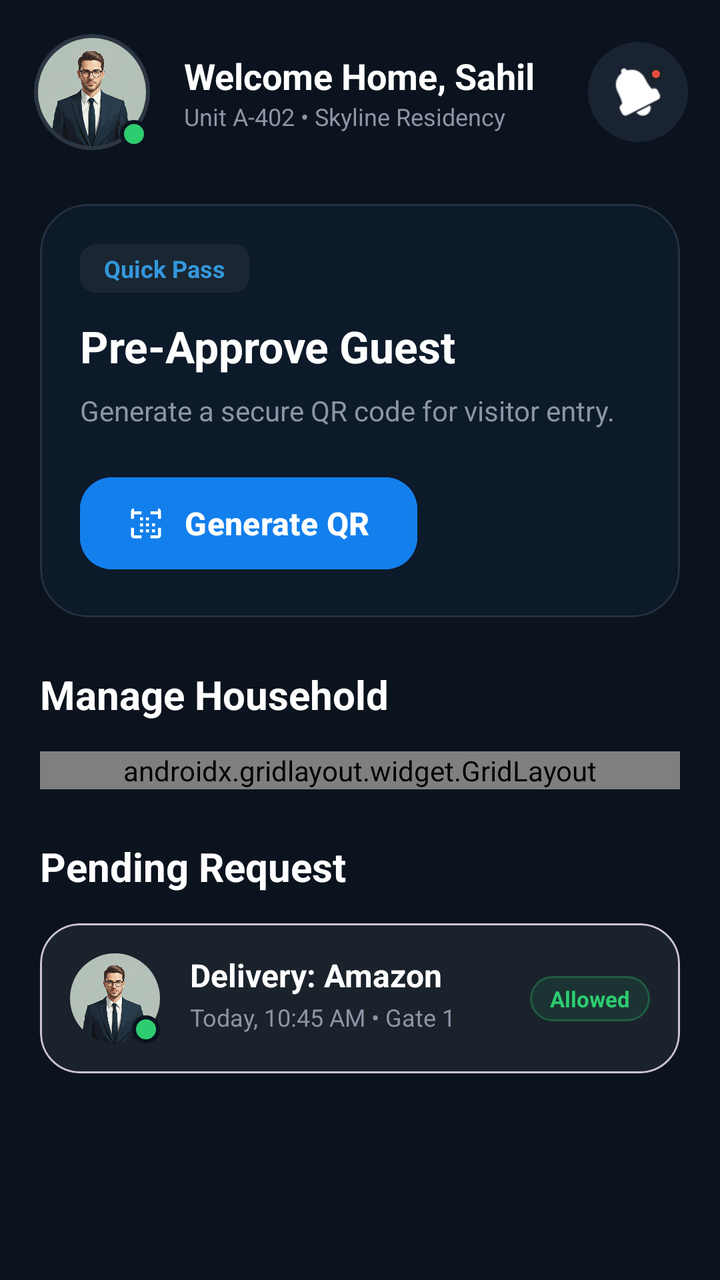
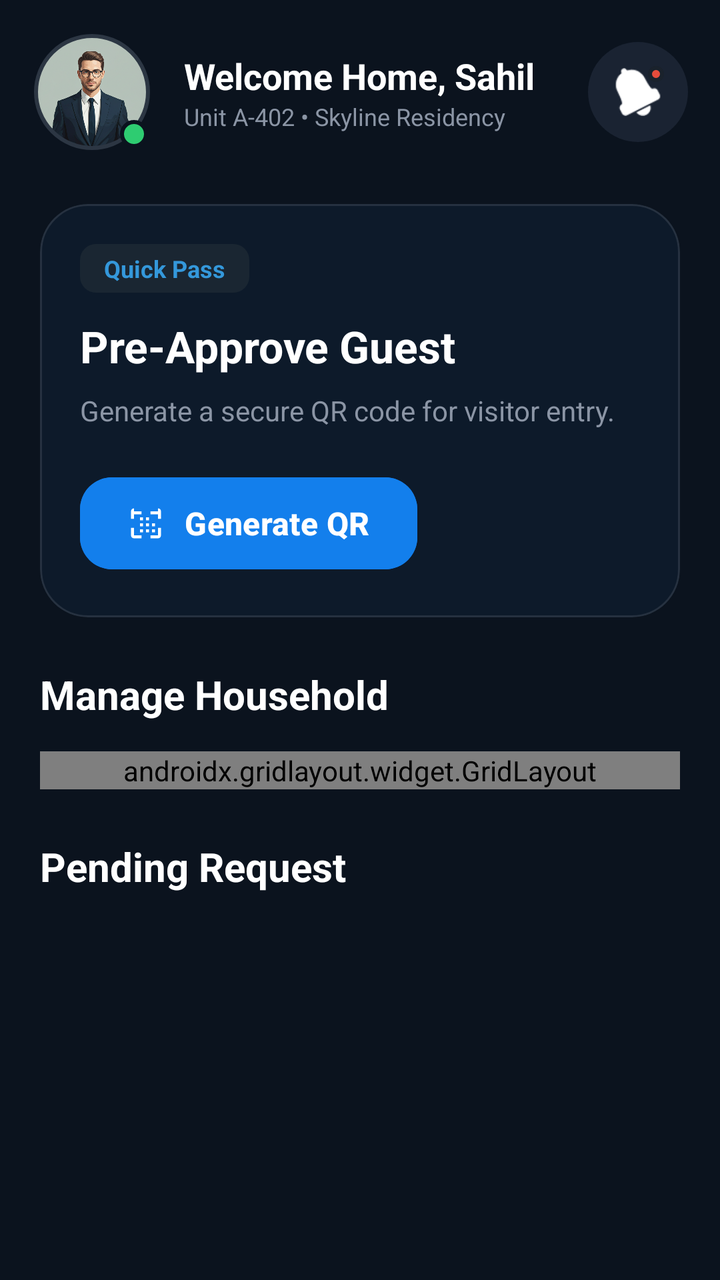

Before-and-after screenshots of an Android layout around one commit, followed by the original layout XML and the change that was made.
<!-- AndroidManifest.xml: application theme Theme.HouseVisitorManagementSystem -->
<!-- res/layout/activity_house_owner_dashboard.xml -->
<?xml version="1.0" encoding="utf-8"?>
<androidx.constraintlayout.widget.ConstraintLayout xmlns:android="http://schemas.android.com/apk/res/android"
    xmlns:app="http://schemas.android.com/apk/res-auto"
    xmlns:tools="http://schemas.android.com/tools"
    android:id="@+id/main"
    android:layout_width="match_parent"
    android:layout_height="match_parent"
    android:background="@color/dark_navy_bg"
    tools:context=".HouseOwnerDashboardActivity">

    <androidx.constraintlayout.widget.ConstraintLayout
        android:id="@+id/appBar"
        android:layout_width="match_parent"
        android:layout_height="wrap_content"
        android:padding="16dp"
        app:layout_constraintTop_toTopOf="parent">

        <FrameLayout
            android:id="@+id/profileContainer"
            android:layout_width="60dp"
            android:layout_height="60dp"
            app:layout_constraintBottom_toBottomOf="parent"
            app:layout_constraintStart_toStartOf="parent"
            app:layout_constraintTop_toTopOf="parent">

            <com.google.android.material.imageview.ShapeableImageView
                android:id="@+id/imgProfile"
                android:layout_width="match_parent"
                android:layout_height="match_parent"
                android:padding="2dp"
                android:src="@drawable/person_image"
                app:shapeAppearanceOverlay="@style/CircleImage"
                app:strokeColor="@color/slate_blue_gray"
                app:strokeWidth="2dp" />

            <View
                android:layout_width="14dp"
                android:layout_height="14dp"
                android:layout_gravity="bottom|end"
                android:layout_marginEnd="2dp"
                android:layout_marginBottom="2dp"
                android:background="@drawable/online_indicator" />
        </FrameLayout>

        <LinearLayout
            android:layout_width="0dp"
            android:layout_height="wrap_content"
            android:layout_marginStart="16dp"
            android:orientation="vertical"
            app:layout_constraintBottom_toBottomOf="@id/profileContainer"
            app:layout_constraintEnd_toStartOf="@id/notificationContainer"
            app:layout_constraintStart_toEndOf="@id/profileContainer"
            app:layout_constraintTop_toTopOf="@id/profileContainer">

            <TextView
                android:layout_width="wrap_content"
                android:layout_height="wrap_content"
                android:text="@string/welcome_back_home"
                android:textColor="@color/white"
                android:textSize="18sp"
                android:textStyle="bold" />

            <TextView
                android:layout_width="wrap_content"
                android:layout_height="wrap_content"
                android:text="@string/owner_unit_info"
                android:textColor="@color/text_grey"
                android:textSize="12sp" />
        </LinearLayout>

        <FrameLayout
            android:id="@+id/notificationContainer"
            android:layout_width="50dp"
            android:layout_height="50dp"
            android:background="@drawable/circle_dark_bg"
            app:layout_constraintBottom_toBottomOf="parent"
            app:layout_constraintEnd_toEndOf="parent"
            app:layout_constraintTop_toTopOf="parent">

            <ImageView
                android:layout_width="24dp"
                android:layout_height="24dp"
                android:layout_gravity="center"
                android:contentDescription="@string/notification"
                android:src="@android:drawable/ic_popup_reminder"
                app:tint="@color/white" />

            <View
                android:layout_width="8dp"
                android:layout_height="8dp"
                android:layout_gravity="top|end"
                android:layout_marginTop="12dp"
                android:layout_marginEnd="12dp"
                android:background="@drawable/notification_dot" />
        </FrameLayout>
    </androidx.constraintlayout.widget.ConstraintLayout>

    <androidx.core.widget.NestedScrollView
        android:layout_width="match_parent"
        android:layout_height="0dp"
        android:clipToPadding="false"
        android:paddingBottom="40dp"
        app:layout_constraintBottom_toBottomOf="parent"
        app:layout_constraintTop_toBottomOf="@id/appBar">

        <LinearLayout
            android:layout_width="match_parent"
            android:layout_height="wrap_content"
            android:orientation="vertical"
            android:paddingHorizontal="20dp">

            
            <com.google.android.material.card.MaterialCardView
                android:layout_width="match_parent"
                android:layout_height="wrap_content"
                android:layout_marginTop="10dp"
                android:layout_marginBottom="25dp"
                app:cardBackgroundColor="#0D1A2A"
                app:cardCornerRadius="24dp"
                app:cardElevation="0dp"
                app:strokeColor="#1AFFFFFF"
                app:strokeWidth="1dp">

                <androidx.constraintlayout.widget.ConstraintLayout
                    android:layout_width="match_parent"
                    android:layout_height="wrap_content"
                    android:padding="20dp">

                    <TextView
                        android:id="@+id/tvQuickPassBadge"
                        android:layout_width="wrap_content"
                        android:layout_height="wrap_content"
                        android:background="@drawable/bg_badge_blue"
                        android:paddingHorizontal="12dp"
                        android:paddingVertical="4dp"
                        android:text="Quick Pass"
                        android:textColor="@color/badge_blue_text"
                        android:textSize="12sp"
                        android:textStyle="bold"
                        app:layout_constraintStart_toStartOf="parent"
                        app:layout_constraintTop_toTopOf="parent" />

                    <TextView
                        android:id="@+id/tvPreApproveTitle"
                        android:layout_width="match_parent"
                        android:layout_height="wrap_content"
                        android:layout_marginTop="12dp"
                        android:text="Pre-Approve Guest"
                        android:textColor="@color/white"
                        android:textSize="22sp"
                        android:textStyle="bold"
                        app:layout_constraintStart_toStartOf="parent"
                        app:layout_constraintTop_toBottomOf="@id/tvQuickPassBadge" />

                    <TextView
                        android:id="@+id/tvPreApproveDesc"
                        android:layout_width="match_parent"
                        android:layout_height="wrap_content"
                        android:layout_marginTop="8dp"
                        android:text="Generate a secure QR code for visitor entry."
                        android:textColor="@color/text_grey"
                        android:textSize="14sp"
                        app:layout_constraintStart_toStartOf="parent"
                        app:layout_constraintTop_toBottomOf="@id/tvPreApproveTitle" />

                    <com.google.android.material.button.MaterialButton
                        android:id="@+id/btnGenerateQR"
                        android:layout_width="wrap_content"
                        android:layout_height="54dp"
                        android:layout_marginTop="20dp"
                        android:backgroundTint="@color/bright_azure_blue"
                        android:paddingHorizontal="24dp"
                        android:text="Generate QR"
                        android:textAllCaps="false"
                        android:textColor="@color/white"
                        android:textSize="16sp"
                        android:textStyle="bold"
                        app:cornerRadius="16dp"
                        app:icon="@drawable/ic_qr_code_scanner"
                        app:iconGravity="textStart"
                        app:iconPadding="10dp"
                        app:iconTint="@color/white"
                        app:layout_constraintBottom_toBottomOf="parent"
                        app:layout_constraintStart_toStartOf="parent"
                        app:layout_constraintTop_toBottomOf="@id/tvPreApproveDesc" />

                </androidx.constraintlayout.widget.ConstraintLayout>
            </com.google.android.material.card.MaterialCardView>

            
            <TextView
                android:layout_width="wrap_content"
                android:layout_height="wrap_content"
                android:layout_marginBottom="15dp"
                android:text="Manage Household"
                android:textColor="@color/white"
                android:textSize="20sp"
                android:textStyle="bold" />

            <androidx.gridlayout.widget.GridLayout
                android:layout_width="match_parent"
                android:layout_height="wrap_content"
                app:columnCount="2"
                app:rowCount="3">

                
                <com.google.android.material.card.MaterialCardView
                    android:id="@+id/btnVisitorApproval"
                    style="@style/DashboardSmallCard">
                    <LinearLayout
                        style="@style/DashboardSmallCardLayout"
                        android:layout_height="160dp">
                        <FrameLayout android:layout_width="wrap_content" android:layout_height="wrap_content">
                            <ImageView
                                style="@style/DashboardSmallCardIcon"
                                android:backgroundTint="@color/badge_blue_bg"
                                android:src="@drawable/ic_check_circle"
                                app:tint="@color/badge_blue_text" />
                        </FrameLayout>
                        <TextView style="@style/DashboardSmallCardTitle" android:text="Visitor Approval" />
                        <TextView style="@style/DashboardSmallCardDesc" android:text="Review requests" />
                    </LinearLayout>
                </com.google.android.material.card.MaterialCardView>

                
                <com.google.android.material.card.MaterialCardView
                    android:id="@+id/btnVisitorHistory"
                    android:layout_height="160dp"
                    style="@style/DashboardSmallCard">
                    <LinearLayout style="@style/DashboardSmallCardLayout">
                        <ImageView style="@style/DashboardSmallCardIcon" android:backgroundTint="@color/badge_purple_bg" android:src="@drawable/ic_time" app:tint="@color/badge_purple_text" />
                        <TextView style="@style/DashboardSmallCardTitle" android:text="Visitor History" />
                        <TextView style="@style/DashboardSmallCardDesc" android:text="View past logs" />
                    </LinearLayout>
                </com.google.android.material.card.MaterialCardView>

                
                <com.google.android.material.card.MaterialCardView
                    android:id="@+id/btnAnnouncements"
                    android:layout_height="160dp"
                    style="@style/DashboardSmallCard">
                    <LinearLayout style="@style/DashboardSmallCardLayout">
                        <FrameLayout android:layout_width="wrap_content" android:layout_height="wrap_content">
                            <ImageView
                                style="@style/DashboardSmallCardIcon"
                                android:backgroundTint="@color/badge_orange_bg"
                                android:src="@drawable/ic_announcement"
                                app:tint="@color/badge_orange_text" />
                        </FrameLayout>
                        <TextView style="@style/DashboardSmallCardTitle" android:text="Announcements" />
                        <TextView style="@style/DashboardSmallCardDesc" android:text="Community news" />
                    </LinearLayout>
                </com.google.android.material.card.MaterialCardView>

                
                <com.google.android.material.card.MaterialCardView
                    android:id="@+id/btnComplaints"
                    android:layout_height="160dp"
                    style="@style/DashboardSmallCard">
                    <LinearLayout style="@style/DashboardSmallCardLayout">
                        <ImageView
                            style="@style/DashboardSmallCardIcon"
                            android:backgroundTint="@color/badge_red_bg"
                            android:src="@drawable/ic_warning_triangle"
                            app:tint="@color/badge_red_text" />
                        <TextView style="@style/DashboardSmallCardTitle" android:text="Complaints" />
                        <TextView style="@style/DashboardSmallCardDesc" android:text="Report issues" />
                    </LinearLayout>
                </com.google.android.material.card.MaterialCardView>

                
                <com.google.android.material.card.MaterialCardView
                    android:id="@+id/btnBlockVisitor"
                    android:layout_height="160dp"
                    style="@style/DashboardSmallCard">
                    <LinearLayout style="@style/DashboardSmallCardLayout">
                        <ImageView
                            style="@style/DashboardSmallCardIcon"
                            android:backgroundTint="@color/badge_gray_bg"
                            android:src="@drawable/ic_block_circle"
                            app:tint="@color/badge_gray_text" />
                        <TextView style="@style/DashboardSmallCardTitle" android:text="Block Visitor" />
                        <TextView style="@style/DashboardSmallCardDesc" android:text="Security settings" />
                    </LinearLayout>
                </com.google.android.material.card.MaterialCardView>

                
                <com.google.android.material.card.MaterialCardView
                    android:id="@+id/btnViewQRCode"
                    android:layout_height="160dp"
                    style="@style/DashboardSmallCard">
                    <LinearLayout style="@style/DashboardSmallCardLayout">
                        <ImageView
                            style="@style/DashboardSmallCardIcon"
                            android:backgroundTint="@color/badge_green_bg"
                            android:src="@drawable/ic_qr_code_scanner"
                            app:tint="@color/badge_green_text" />
                        <TextView style="@style/DashboardSmallCardTitle" android:text="View QR Code" />
                        <TextView style="@style/DashboardSmallCardDesc" android:text="Manage entry" />
                    </LinearLayout>
                </com.google.android.material.card.MaterialCardView>




            </androidx.gridlayout.widget.GridLayout>

            
            <RelativeLayout
                android:layout_width="match_parent"
                android:layout_height="wrap_content"
                android:layout_marginTop="25dp"
                android:layout_marginBottom="15dp">

                <TextView
                    android:layout_width="wrap_content"
                    android:layout_height="wrap_content"
                    android:text="@string/pending_request"
                    android:textColor="@color/white"
                    android:textSize="20sp"
                    android:textStyle="bold" />


            </RelativeLayout>

            
            <com.google.android.material.card.MaterialCardView
                android:layout_width="match_parent"
                android:layout_height="wrap_content"
                android:layout_marginBottom="15dp"
                app:cardBackgroundColor="@color/card_dark_bg"
                app:cardCornerRadius="20dp"
                app:cardElevation="0dp">

                <androidx.constraintlayout.widget.ConstraintLayout
                    android:layout_width="match_parent"
                    android:layout_height="wrap_content"
                    android:padding="15dp">

                    <com.google.android.material.imageview.ShapeableImageView
                        android:id="@+id/ivActivityIcon"
                        android:layout_width="45dp"
                        android:layout_height="45dp"
                        android:scaleType="centerCrop"
                        android:src="@drawable/person_image"
                        app:layout_constraintBottom_toBottomOf="parent"
                        app:layout_constraintStart_toStartOf="parent"
                        app:layout_constraintTop_toTopOf="parent"
                        app:shapeAppearanceOverlay="@style/CircleImage" />

                    <View
                        android:layout_width="14dp"
                        android:layout_height="14dp"
                        android:background="@drawable/online_indicator"
                        app:layout_constraintBottom_toBottomOf="@id/ivActivityIcon"
                        app:layout_constraintEnd_toEndOf="@id/ivActivityIcon" />

                    <TextView
                        android:id="@+id/tvActivityTitle"
                        android:layout_width="0dp"
                        android:layout_height="wrap_content"
                        android:layout_marginStart="15dp"
                        android:text="Delivery: Amazon"
                        android:textColor="@color/white"
                        android:textSize="16sp"
                        android:textStyle="bold"
                        app:layout_constraintEnd_toStartOf="@id/tvActivityStatus"
                        app:layout_constraintStart_toEndOf="@id/ivActivityIcon"
                        app:layout_constraintTop_toTopOf="parent" />

                    <TextView
                        android:id="@+id/tvActivitySubtitle"
                        android:layout_width="0dp"
                        android:layout_height="wrap_content"
                        android:layout_marginTop="2dp"
                        android:text="Today, 10:45 AM • Gate 1"
                        android:textColor="@color/text_grey"
                        android:textSize="12sp"
                        app:layout_constraintEnd_toStartOf="@id/tvActivityStatus"
                        app:layout_constraintStart_toStartOf="@id/tvActivityTitle"
                        app:layout_constraintTop_toBottomOf="@id/tvActivityTitle" />

                    <TextView
                        android:id="@+id/tvActivityStatus"
                        android:layout_width="wrap_content"
                        android:layout_height="wrap_content"
                        android:background="@drawable/bg_valid_badge"
                        android:paddingHorizontal="10dp"
                        android:paddingVertical="4dp"
                        android:text="Allowed"
                        android:textColor="@color/badge_green_text"
                        android:textSize="11sp"
                        android:textStyle="bold"
                        app:layout_constraintBottom_toBottomOf="parent"
                        app:layout_constraintEnd_toEndOf="parent"
                        app:layout_constraintTop_toTopOf="parent" />

                </androidx.constraintlayout.widget.ConstraintLayout>
            </com.google.android.material.card.MaterialCardView>

        </LinearLayout>
    </androidx.core.widget.NestedScrollView>


</androidx.constraintlayout.widget.ConstraintLayout>
<!-- resources referenced by this layout -->
<resources>
  <color name="badge_blue_bg">#1A2632</color>
  <color name="badge_blue_text">#3498DB</color>
  <color name="badge_gray_bg">#2C3643</color>
  <color name="badge_gray_text">#8B95A5</color>
  <color name="badge_green_bg">#1B2D26</color>
  <color name="badge_green_text">#2ECC71</color>
  <color name="badge_orange_bg">#292115</color>
  <color name="badge_orange_text">#E67E22</color>
  <color name="badge_purple_bg">#2D1F38</color>
  <color name="badge_purple_text">#9B59B6</color>
  <color name="badge_red_bg">#2C191C</color>
  <color name="badge_red_text">#E74C3C</color>
  <color name="bright_azure_blue">#137fec</color>
  <color name="card_dark_bg">#1A222C</color>
  <color name="dark_navy_bg">#0B131E</color>
  <color name="slate_blue_gray">#2C3643</color>
  <color name="text_grey">#8B95A5</color>
  <color name="white">#FFFFFF</color>
  <!-- drawable bg_badge_blue (drawable) -->
  <?xml version="1.0" encoding="utf-8"?>
  <shape xmlns:android="http://schemas.android.com/apk/res/android">
      <solid android:color="@color/badge_blue_bg" />
      <corners android:radius="8dp" />
  </shape>
  <!-- drawable bg_valid_badge (drawable) -->
  <?xml version="1.0" encoding="utf-8"?>
  <shape xmlns:android="http://schemas.android.com/apk/res/android">
      <solid android:color="#1A2ECC71" />
      <corners android:radius="20dp" />
      <stroke android:width="1dp" android:color="#4D2ECC71" />
  </shape>
  <!-- drawable circle_dark_bg (drawable) -->
  <?xml version="1.0" encoding="utf-8"?>
  <shape xmlns:android="http://schemas.android.com/apk/res/android"
      android:shape="oval">
      <solid android:color="#1A2332" />
  </shape>
  <!-- drawable notification_dot (drawable) -->
  <?xml version="1.0" encoding="utf-8"?>
  <shape xmlns:android="http://schemas.android.com/apk/res/android" android:shape="oval">
      <solid android:color="#E74C3C" />
      <stroke android:width="2dp" android:color="#1A222C" />
      <size android:width="8dp" android:height="8dp"/>
  </shape>
  <!-- drawable online_indicator (drawable) -->
  <?xml version="1.0" encoding="utf-8"?>
  <shape xmlns:android="http://schemas.android.com/apk/res/android" android:shape="oval">
      <solid android:color="#2ECC71" />
      <stroke android:width="2dp" android:color="#0B131E" />
      <size android:width="14dp" android:height="14dp"/>
  </shape>
  <string name="notification">Notification</string>
  <string name="owner_unit_info">Unit A-402 • Skyline Residency</string>
  <string name="pending_request">Pending Request</string>
  <string name="welcome_back_home">Welcome Home, Sahil</string>
  <style name="CircleImage">
          <item name="cornerSize">50%</item>
      </style>
  <style name="DashboardSmallCardDesc">
          <item name="android:layout_width">wrap_content</item>
          <item name="android:layout_height">wrap_content</item>
          <item name="android:layout_marginTop">4dp</item>
          <item name="android:textColor">@color/text_grey</item>
          <item name="android:textSize">12sp</item>
      </style>
  <style name="DashboardSmallCardLayout">
          <item name="android:layout_width">match_parent</item>
          <item name="android:layout_height">wrap_content</item>
          <item name="android:orientation">vertical</item>
          <item name="android:padding">20dp</item>
          <item name="android:gravity">start</item>
      </style>
  <style name="DashboardSmallCardTitle">
          <item name="android:layout_width">wrap_content</item>
          <item name="android:layout_height">wrap_content</item>
          <item name="android:textColor">@color/white</item>
          <item name="android:textSize">16sp</item>
          <item name="android:textStyle">bold</item>
      </style>
  <style name="Theme.HouseVisitorManagementSystem" parent="Base.Theme.HouseVisitorManagementSystem" />
  <style name="Base.Theme.HouseVisitorManagementSystem" parent="Theme.Material3.DayNight.NoActionBar">
          
          
      </style>
  <!-- unchanged entries left out for length: 9 -->
</resources>

<!-- the commit's change to res/layout/activity_house_owner_dashboard.xml (unified diff, before → after) -->
@@ -319,87 +319,41 @@
                     android:textColor="@color/white"
                     android:textSize="20sp"
                     android:textStyle="bold" />
-
-
             </RelativeLayout>
 
-            
-            <com.google.android.material.card.MaterialCardView
-                android:layout_width="match_parent"
-                android:layout_height="wrap_content"
-                android:layout_marginBottom="15dp"
-                app:cardBackgroundColor="@color/card_dark_bg"
-                app:cardCornerRadius="20dp"
-                app:cardElevation="0dp">
-
-                <androidx.constraintlayout.widget.ConstraintLayout
-                    android:layout_width="match_parent"
-                    android:layout_height="wrap_content"
-                    android:padding="15dp">
-
-                    <com.google.android.material.imageview.ShapeableImageView
-                        android:id="@+id/ivActivityIcon"
-                        android:layout_width="45dp"
-                        android:layout_height="45dp"
-                        android:scaleType="centerCrop"
-                        android:src="@drawable/person_image"
-                        app:layout_constraintBottom_toBottomOf="parent"
-                        app:layout_constraintStart_toStartOf="parent"
-                        app:layout_constraintTop_toTopOf="parent"
-                        app:shapeAppearanceOverlay="@style/CircleImage" />
-
-                    <View
-                        android:layout_width="14dp"
-                        android:layout_height="14dp"
-                        android:background="@drawable/online_indicator"
-                        app:layout_constraintBottom_toBottomOf="@id/ivActivityIcon"
-                        app:layout_constraintEnd_toEndOf="@id/ivActivityIcon" />
-
-                    <TextView
-                        android:id="@+id/tvActivityTitle"
-                        android:layout_width="0dp"
-                        android:layout_height="wrap_content"
-                        android:layout_marginStart="15dp"
-                        android:text="Delivery: Amazon"
-                        android:textColor="@color/white"
-                        android:textSize="16sp"
-                        android:textStyle="bold"
-                        app:layout_constraintEnd_toStartOf="@id/tvActivityStatus"
-                        app:layout_constraintStart_toEndOf="@id/ivActivityIcon"
-                        app:layout_constraintTop_toTopOf="parent" />
-
-                    <TextView
-                        android:id="@+id/tvActivitySubtitle"
-                        android:layout_width="0dp"
-                        android:layout_height="wrap_content"
-                        android:layout_marginTop="2dp"
-                        android:text="Today, 10:45 AM • Gate 1"
-                        android:textColor="@color/text_grey"
-                        android:textSize="12sp"
-                        app:layout_constraintEnd_toStartOf="@id/tvActivityStatus"
-                        app:layout_constraintStart_toStartOf="@id/tvActivityTitle"
-                        app:layout_constraintTop_toBottomOf="@id/tvActivityTitle" />
-
-                    <TextView
-                        android:id="@+id/tvActivityStatus"
-                        android:layout_width="wrap_content"
-                        android:layout_height="wrap_content"
-                        android:background="@drawable/bg_valid_badge"
-                        android:paddingHorizontal="10dp"
-                        android:paddingVertical="4dp"
-                        android:text="Allowed"
-                        android:textColor="@color/badge_green_text"
-                        android:textSize="11sp"
-                        android:textStyle="bold"
-                        app:layout_constraintBottom_toBottomOf="parent"
-                        app:layout_constraintEnd_toEndOf="parent"
-                        app:layout_constraintTop_toTopOf="parent" />
-
-                </androidx.constraintlayout.widget.ConstraintLayout>
-            </com.google.android.material.card.MaterialCardView>
+            <LinearLayout
+                android:id="@+id/llEmptyState"
+                android:layout_width="match_parent"
+                android:layout_height="wrap_content"
+                android:orientation="vertical"
+                android:gravity="center"
+                android:visibility="gone"
+                android:padding="30dp">
+
+                <TextView
+                    android:layout_marginTop="12dp"
+                    android:text="No pending requests"
+                    android:textColor="@color/text_grey"
+                    android:textSize="14sp"
+                    android:textStyle="bold"
+                    android:layout_width="wrap_content"
+                    android:layout_height="wrap_content"/>
+            </LinearLayout>
+
+            <LinearLayout
+                android:id="@+id/llRecentActivityContainer"
+                android:layout_width="match_parent"
+                android:layout_height="wrap_content"
+                android:orientation="vertical">
+
+            </LinearLayout>
 
         </LinearLayout>
+
+
     </androidx.core.widget.NestedScrollView>
 
 
+
+
 </androidx.constraintlayout.widget.ConstraintLayout>
<!-- resource entries referenced after the edit -->
@@ -23,13 +23,6 @@
   <shape xmlns:android="http://schemas.android.com/apk/res/android">
       <solid android:color="@color/badge_blue_bg" />
       <corners android:radius="8dp" />
-  </shape>
-  <!-- drawable bg_valid_badge (drawable) -->
-  <?xml version="1.0" encoding="utf-8"?>
-  <shape xmlns:android="http://schemas.android.com/apk/res/android">
-      <solid android:color="#1A2ECC71" />
-      <corners android:radius="20dp" />
-      <stroke android:width="1dp" android:color="#4D2ECC71" />
   </shape>
   <!-- drawable circle_dark_bg (drawable) -->
   <?xml version="1.0" encoding="utf-8"?>
